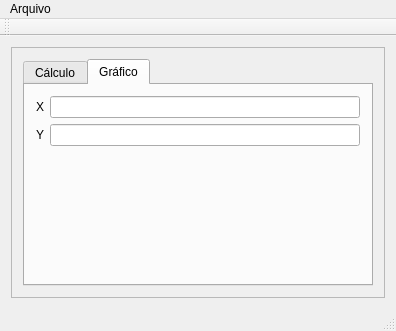
Old version of the form untitled5/mainwindow.ui in the repository LoopSoft/TE-Matrix.
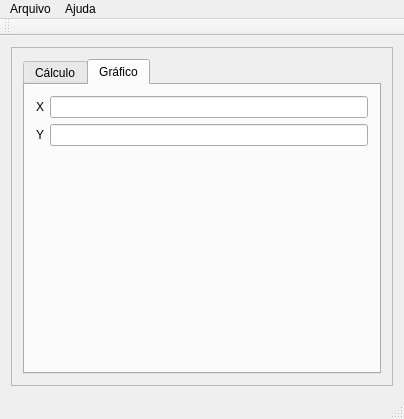
New version of the form. The open tabs and pages were chosen to show the change.

```diff
--- a/untitled5/mainwindow.ui
+++ b/untitled5/mainwindow.ui
@@ -6,8 +6,8 @@
    <rect>
     <x>0</x>
     <y>0</y>
-    <width>396</width>
-    <height>331</height>
+    <width>404</width>
+    <height>419</height>
    </rect>
   </property>
   <property name="windowTitle">
@@ -64,9 +64,9 @@
           <attribute name="title">
            <string>Gráfico</string>
           </attribute>
-          <layout class="QVBoxLayout" name="verticalLayout_3">
-           <item>
-            <layout class="QFormLayout" name="formLayout">
+          <layout class="QGridLayout" name="gridLayout_2">
+           <item row="0" column="0">
+            <layout class="QGridLayout" name="gridLayout">
              <item row="0" column="0">
               <widget class="QLabel" name="label_4">
                <property name="text">
@@ -89,8 +89,14 @@
              </item>
             </layout>
            </item>
-           <item>
+           <item row="1" column="0">
             <widget class="QWidget" name="widget" native="true">
+             <property name="minimumSize">
+              <size>
+               <width>300</width>
+               <height>200</height>
+              </size>
+             </property>
              <layout class="QVBoxLayout" name="verticalLayout_4"/>
             </widget>
            </item>
@@ -111,7 +117,7 @@
     <rect>
      <x>0</x>
      <y>0</y>
-     <width>396</width>
+     <width>404</width>
      <height>21</height>
     </rect>
    </property>
@@ -124,7 +130,16 @@
     <addaction name="separator"/>
     <addaction name="actionFechar_2"/>
    </widget>
+   <widget class="QMenu" name="menuHelp">
+    <property name="title">
+     <string>Ajuda</string>
+    </property>
+    <addaction name="actionModo_de_Uso"/>
+    <addaction name="separator"/>
+    <addaction name="actionSobre"/>
+   </widget>
    <addaction name="menuArquivo"/>
+   <addaction name="menuHelp"/>
   </widget>
   <widget class="QToolBar" name="mainToolBar">
    <attribute name="toolBarArea">
```
Left out of the diff: 17 changed lines with no effect on the pictures.
